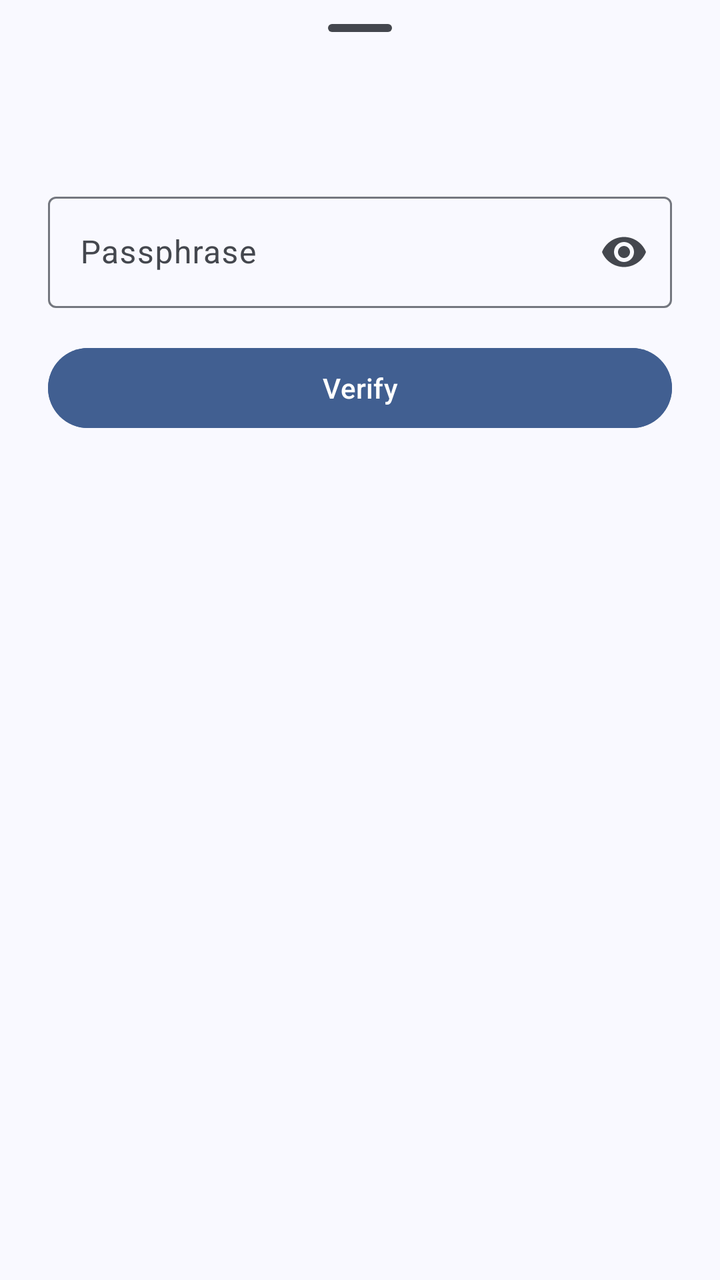
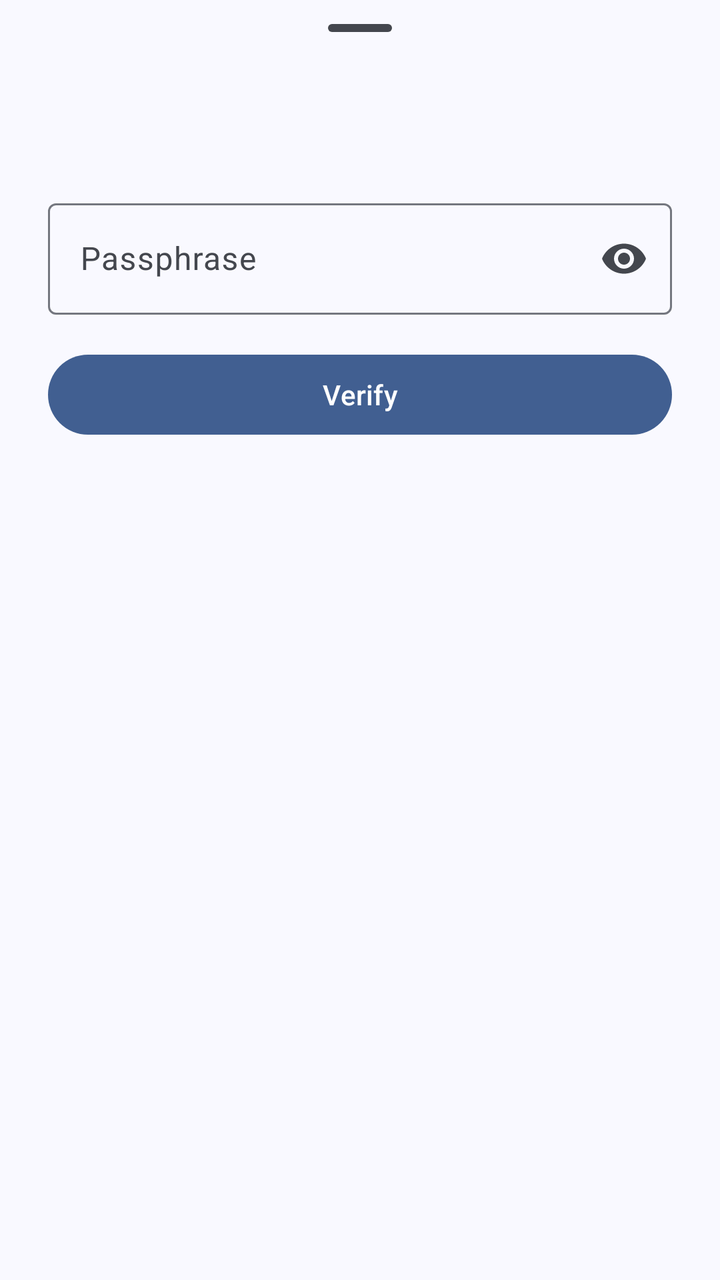

Before-and-after screenshots of an Android layout around one commit, followed by the original layout XML and the change that was made.
<!-- AndroidManifest.xml: application theme Theme.Keyheimer -->
<!-- res/layout/bottom_sheet_verify_secret.xml -->
<?xml version="1.0" encoding="utf-8"?>
<LinearLayout
    xmlns:android="http://schemas.android.com/apk/res/android"
    xmlns:app="http://schemas.android.com/apk/res-auto"
    android:layout_width="match_parent"
    android:layout_height="wrap_content"
    android:orientation="vertical"
    android:paddingHorizontal="24dp"
    android:paddingBottom="24dp">

    <com.google.android.material.bottomsheet.BottomSheetDragHandleView
        android:layout_width="wrap_content"
        android:layout_height="wrap_content"
        android:layout_gravity="center_horizontal" />

    <com.google.android.material.textview.MaterialTextView
        android:id="@+id/text_secret_name"
        android:layout_width="match_parent"
        android:layout_height="wrap_content"
        android:fontFamily="serif"
        android:textAppearance="?attr/textAppearanceTitleLarge" />

    <LinearLayout
        android:id="@+id/group_input"
        android:layout_width="match_parent"
        android:layout_height="wrap_content"
        android:orientation="vertical">

        <com.google.android.material.textfield.TextInputLayout
            android:id="@+id/til_passphrase"
            style="@style/Widget.Material3.TextInputLayout.OutlinedBox"
            android:layout_width="match_parent"
            android:layout_height="wrap_content"
            android:layout_marginTop="16dp"
            android:hint="@string/label_passphrase"
            app:endIconMode="password_toggle"
            app:helperTextEnabled="true">

            <com.google.android.material.textfield.TextInputEditText
                android:id="@+id/input_passphrase"
                android:layout_width="match_parent"
                android:layout_height="wrap_content"
                android:inputType="textPassword" />

        </com.google.android.material.textfield.TextInputLayout>

        <com.google.android.material.button.MaterialButton
            android:id="@+id/button_verify"
            android:layout_width="match_parent"
            android:layout_height="wrap_content"
            android:layout_marginTop="16dp"
            android:backgroundTint="?attr/colorPrimary"
            android:textColor="?attr/colorOnPrimary"
            android:text="@string/verify_button" />

        <com.google.android.material.button.MaterialButton
            android:id="@+id/button_reset_passphrase"
            android:layout_width="match_parent"
            android:layout_height="wrap_content"
            android:layout_gravity="center"
            android:layout_marginTop="8dp"
            android:backgroundTint="?attr/colorPrimary"
            android:textColor="?attr/colorOnPrimary"
            android:text="@string/verify_reset_button"
            android:visibility="gone" />
    </LinearLayout>

    <LinearLayout
        android:id="@+id/group_success"
        android:layout_width="match_parent"
        android:layout_height="wrap_content"
        android:gravity="center"
        android:orientation="vertical"
        android:paddingVertical="16dp"
        android:visibility="gone">

        <ImageView
            android:layout_width="48dp"
            android:layout_height="48dp"
            android:contentDescription="@null"
            android:src="@drawable/ic_check_circle" />

        <com.google.android.material.textview.MaterialTextView
            android:layout_width="wrap_content"
            android:layout_height="wrap_content"
            android:layout_marginTop="12dp"
            android:text="@string/verify_success_message"
            android:textAppearance="?attr/textAppearanceTitleLarge" />

        <com.google.android.material.button.MaterialButton
            android:id="@+id/button_done"
            android:layout_width="match_parent"
            android:layout_height="wrap_content"
            android:layout_marginTop="16dp"
            android:backgroundTint="?attr/colorPrimary"
            android:textColor="?attr/colorOnPrimary"
            android:text="@string/verify_done_button" />
    </LinearLayout>
</LinearLayout>
<!-- resources referenced by this layout -->
<resources>
  <string name="label_passphrase">Passphrase</string>
  <string name="verify_button">Verify</string>
  <string name="verify_done_button">Done</string>
  <string name="verify_reset_button">Reset / re-sync passphrase</string>
  <string name="verify_success_message">You remembered it!</string>
  <color name="md_theme_primary">#415F91</color>
  <color name="md_theme_onPrimary">#FFFFFF</color>
  <color name="md_theme_primaryContainer">#D6E3FF</color>
  <color name="md_theme_onPrimaryContainer">#284777</color>
  <color name="md_theme_secondary">#565F71</color>
  <color name="md_theme_onSecondary">#FFFFFF</color>
  <color name="md_theme_secondaryContainer">#DAE2F9</color>
  <color name="md_theme_onSecondaryContainer">#3E4759</color>
  <color name="md_theme_tertiary">#705575</color>
  <color name="md_theme_onTertiary">#FFFFFF</color>
  <color name="md_theme_tertiaryContainer">#FAD8FD</color>
  <color name="md_theme_onTertiaryContainer">#573E5C</color>
  <color name="md_theme_error">#BA1A1A</color>
  <color name="md_theme_onError">#FFFFFF</color>
  <color name="md_theme_errorContainer">#FFDAD6</color>
  <color name="md_theme_onErrorContainer">#93000A</color>
  <color name="md_theme_background">#F9F9FF</color>
  <color name="md_theme_onBackground">#191C20</color>
  <color name="md_theme_surface">#F9F9FF</color>
  <color name="md_theme_onSurface">#191C20</color>
  <color name="md_theme_surfaceVariant">#E0E2EC</color>
  <color name="md_theme_onSurfaceVariant">#44474E</color>
  <color name="md_theme_outline">#74777F</color>
  <color name="md_theme_outlineVariant">#C4C6D0</color>
  <color name="md_theme_inverseSurface">#2E3036</color>
  <color name="md_theme_inverseOnSurface">#F0F0F7</color>
  <color name="md_theme_inversePrimary">#AAC7FF</color>
  <color name="md_theme_primaryFixed">#D6E3FF</color>
  <color name="md_theme_onPrimaryFixed">#001B3E</color>
  <color name="md_theme_primaryFixedDim">#AAC7FF</color>
  <color name="md_theme_onPrimaryFixedVariant">#284777</color>
  <color name="md_theme_secondaryFixed">#DAE2F9</color>
  <color name="md_theme_onSecondaryFixed">#131C2B</color>
  <color name="md_theme_secondaryFixedDim">#BEC6DC</color>
  <color name="md_theme_onSecondaryFixedVariant">#3E4759</color>
  <color name="md_theme_tertiaryFixed">#FAD8FD</color>
  <color name="md_theme_onTertiaryFixed">#28132E</color>
  <color name="md_theme_tertiaryFixedDim">#DDBCE0</color>
  <color name="md_theme_onTertiaryFixedVariant">#573E5C</color>
  <color name="md_theme_surfaceDim">#D9D9E0</color>
  <color name="md_theme_surfaceBright">#F9F9FF</color>
  <color name="md_theme_surfaceContainerLowest">#FFFFFF</color>
  <color name="md_theme_surfaceContainerLow">#F3F3FA</color>
  <color name="md_theme_surfaceContainer">#EDEDF4</color>
  <color name="md_theme_surfaceContainerHigh">#E7E8EE</color>
  <color name="md_theme_surfaceContainerHighest">#E2E2E9</color>
  <style name="Theme.Keyheimer.AlertDialog" parent="ThemeOverlay.Material3.MaterialAlertDialog">
          <item name="backgroundTint">?attr/colorSurfaceContainerHigh</item>
          <item name="android:textColor">?attr/colorOnSurface</item>
          <item name="dialogCornerRadius">28dp</item>
          <item name="buttonBarPositiveButtonStyle">@style/Widget.Material3.Button.TextButton.Dialog</item>
          <item name="buttonBarNegativeButtonStyle">@style/Widget.Material3.Button.TextButton.Dialog</item>
          <item name="buttonBarNeutralButtonStyle">@style/Widget.Material3.Button.TextButton.Dialog.Flush</item>
      </style>
  <!-- unchanged entries left out for length: 2 -->
</resources>

<!-- the commit's change to res/layout/bottom_sheet_verify_secret.xml (unified diff, before → after) -->
@@ -17,8 +17,7 @@
         android:id="@+id/text_secret_name"
         android:layout_width="match_parent"
         android:layout_height="wrap_content"
-        android:fontFamily="serif"
-        android:textAppearance="?attr/textAppearanceTitleLarge" />
+        android:textAppearance="?attr/textAppearanceHeadlineSmall" />
 
     <LinearLayout
         android:id="@+id/group_input"
@@ -32,7 +31,7 @@
             android:layout_width="match_parent"
             android:layout_height="wrap_content"
             android:layout_marginTop="16dp"
-            android:hint="@string/label_passphrase"
+            android:hint="@string/field_passphrase"
             app:endIconMode="password_toggle"
             app:helperTextEnabled="true">
 
@@ -49,20 +48,17 @@
             android:layout_width="match_parent"
             android:layout_height="wrap_content"
             android:layout_marginTop="16dp"
-            android:backgroundTint="?attr/colorPrimary"
-            android:textColor="?attr/colorOnPrimary"
-            android:text="@string/verify_button" />
+            android:text="@string/dialog_button_verify" />
 
         <com.google.android.material.button.MaterialButton
             android:id="@+id/button_reset_passphrase"
+            style="@style/Widget.Material3.Button.OutlinedButton"
             android:layout_width="match_parent"
             android:layout_height="wrap_content"
-            android:layout_gravity="center"
             android:layout_marginTop="8dp"
-            android:backgroundTint="?attr/colorPrimary"
-            android:textColor="?attr/colorOnPrimary"
-            android:text="@string/verify_reset_button"
+            android:text="@string/dialog_button_reset_passphrase"
             android:visibility="gone" />
+
     </LinearLayout>
 
     <LinearLayout
@@ -83,17 +79,16 @@
         <com.google.android.material.textview.MaterialTextView
             android:layout_width="wrap_content"
             android:layout_height="wrap_content"
-            android:layout_marginTop="12dp"
-            android:text="@string/verify_success_message"
-            android:textAppearance="?attr/textAppearanceTitleLarge" />
+            android:layout_marginTop="8dp"
+            android:text="@string/dialog_message_verify_success"
+            android:textAppearance="?attr/textAppearanceTitleMedium" />
 
         <com.google.android.material.button.MaterialButton
             android:id="@+id/button_done"
-            android:layout_width="match_parent"
+            style="@style/Widget.Material3.Button.TextButton"
+            android:layout_width="wrap_content"
             android:layout_height="wrap_content"
-            android:layout_marginTop="16dp"
-            android:backgroundTint="?attr/colorPrimary"
-            android:textColor="?attr/colorOnPrimary"
-            android:text="@string/verify_done_button" />
+            android:layout_marginTop="12dp"
+            android:text="@string/dialog_button_done" />
     </LinearLayout>
 </LinearLayout>
<!-- resource entries referenced after the edit -->
@@ -1,10 +1,10 @@
 <!-- resources referenced by this layout -->
 <resources>
-  <string name="label_passphrase">Passphrase</string>
-  <string name="verify_button">Verify</string>
-  <string name="verify_done_button">Done</string>
-  <string name="verify_reset_button">Reset / re-sync passphrase</string>
-  <string name="verify_success_message">You remembered it!</string>
+  <string name="dialog_button_done">Done</string>
+  <string name="dialog_button_reset_passphrase">Reset / re-sync passphrase</string>
+  <string name="dialog_button_verify">Verify</string>
+  <string name="dialog_message_verify_success">You remembered it!</string>
+  <string name="field_passphrase">Passphrase</string>
   <color name="md_theme_primary">#415F91</color>
   <color name="md_theme_onPrimary">#FFFFFF</color>
   <color name="md_theme_primaryContainer">#D6E3FF</color>
